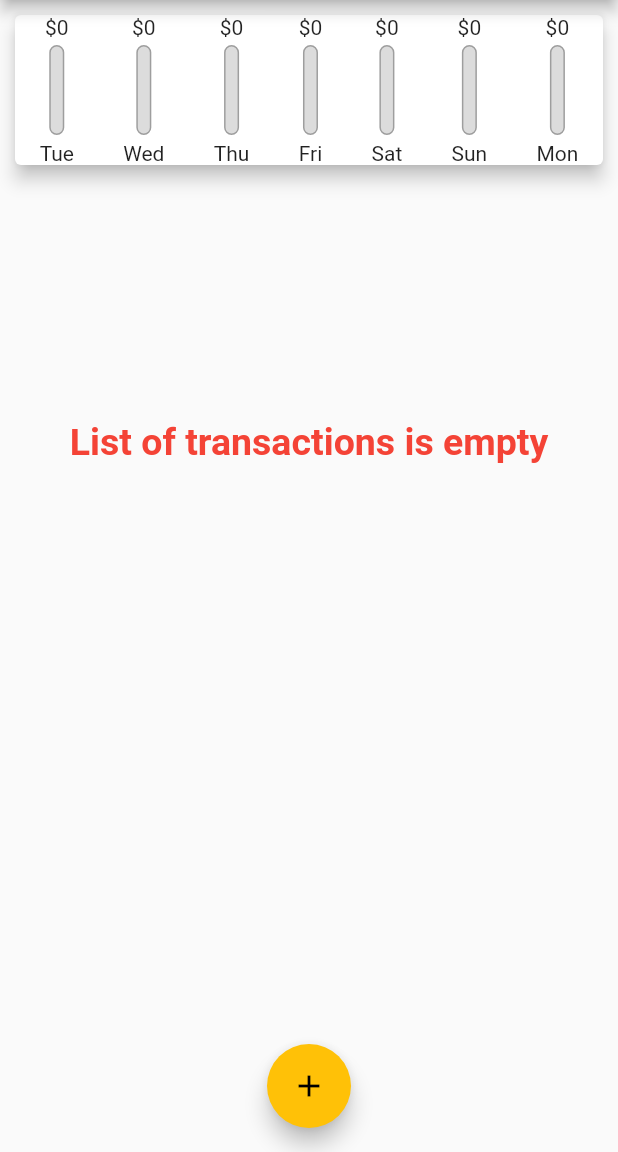
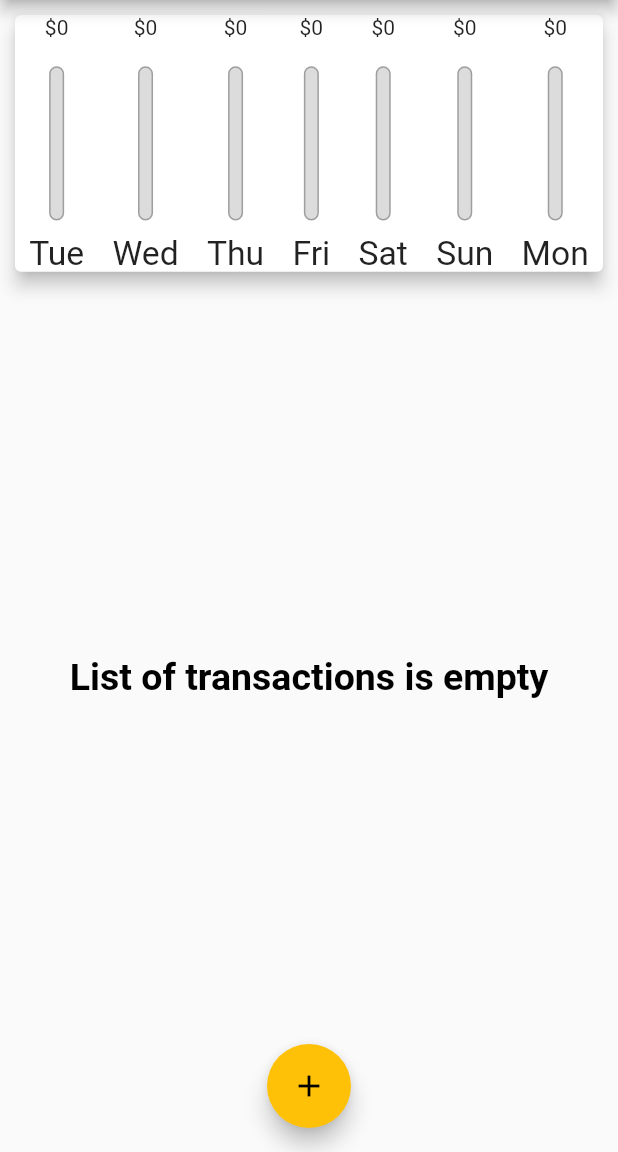
Before and after one commit to t0rn1k3/Expenses_accounting, a Flutter app: the screen it shows after launch, on a phone screen of 412 x 824 dp, the part 84-1236 px from its top. Run offline on Flutter 3.47's test engine with Material 2 defaults, Android fonts, the light colour scheme and no system bars.

Commit message:
add responsive styles in application

```diff
--- a/lib/main.dart
+++ b/lib/main.dart
@@ -6,7 +6,15 @@ import './models/transactions.dart';
 import './widgets/transacrion_list.dart';
 import './widgets/chart.dart';
 
-void main() => runApp(MyApp());
+void main() {
+  // WidgetsFlutterBinding.ensureInitialized();
+  // SystemChrome.setPreferredOrientations([
+  //   DeviceOrientation.portraitUp,
+  //   DeviceOrientation.portraitDown
+  // ]
+  // );
+  runApp(MyApp());
+}
 
 class MyApp extends StatelessWidget {
   @override
@@ -35,6 +43,8 @@ class _HomePageState extends State<HomePage> {
     // Transaction(id: 'a1', title: 'books', amount: 12.60, date: DateTime.now()),
     // Transaction(id: 'a2', title: 'car', amount: 120.60, date: DateTime.now())
   ];
+
+  bool _showCart = false;
 
   List<Transaction> get _recentTransactions {
     return _userTransactions.where((transaction) {
@@ -74,21 +84,54 @@ class _HomePageState extends State<HomePage> {
 
   @override
   Widget build(BuildContext context) {
-    return Scaffold(
-      appBar: AppBar(
+    final isLandScape = MediaQuery.of(context).orientation == Orientation.landscape;
+    final appBar =  AppBar(
         title: Text('Acoounting Expenses'),
         actions: [
           IconButton(
               onPressed: () => startAddNewTransaction(context),
               icon: Icon(Icons.add))
         ],
-      ),
+      );
+    return Scaffold(
+      appBar: appBar,
       body: SingleChildScrollView(
         child: Column(
           // mainAxisAlignment: MainAxisAlignment.spaceAround,
           children: <Widget>[
-            Chart(_recentTransactions),
-            TransactionList(_userTransactions, _deleteTransaction)
+            if(isLandScape) Row(
+              mainAxisAlignment: MainAxisAlignment.center,
+              children: [
+                Text('Show Chart'),
+                Switch(value: _showCart, onChanged: (val){
+                  setState(() {
+                  _showCart = val;
+                  });
+                })
+              ],
+            ),
+            if(!isLandScape) Container(
+              height: (MediaQuery.of(context).size.height) * 0.3 -
+                      appBar.preferredSize.height -
+                      MediaQuery.of(context).padding.top,
+              child: Chart(_recentTransactions),
+            ),
+            if(!isLandScape) Container(
+              height: (MediaQuery.of(context).size.height) * 0.7 -
+                      appBar.preferredSize.height -
+                      MediaQuery.of(context).padding.top,
+              child: TransactionList(_userTransactions, _deleteTransaction)),
+            if(isLandScape)_showCart ? Container(
+              height: (MediaQuery.of(context).size.height) * 0.7 -
+                      appBar.preferredSize.height -
+                      MediaQuery.of(context).padding.top,
+              child: Chart(_recentTransactions),
+            ) :
+            Container(
+              height: (MediaQuery.of(context).size.height) * 0.7 -
+                      appBar.preferredSize.height -
+                      MediaQuery.of(context).padding.top,
+              child: TransactionList(_userTransactions, _deleteTransaction))
           ],
         ),
       ),
--- a/lib/widgets/chart_bar.dart
+++ b/lib/widgets/chart_bar.dart
@@ -10,12 +10,16 @@ class ChartBar extends StatelessWidget {
   @override
   Widget build(BuildContext context) {
     print("spendingPctOfAmount: $spendingPctOfAmount");
-    return Column(
+    return LayoutBuilder(
+      builder: (context, constraints){
+        return Column(
       children: [
-        Text('\$${spendingAmount.toStringAsFixed(0)}'),
-        SizedBox(height: 4),
         Container(
-          height: 60,
+          height: constraints.maxHeight * 0.15,
+          child: Text('\$${spendingAmount.toStringAsFixed(0)}')),
+        SizedBox(height: constraints.maxHeight * 0.05),
+        Container(
+          height: constraints.maxHeight * 0.6,
           width: 10,
           child: Stack(children: [
             Container(
@@ -36,9 +40,14 @@ class ChartBar extends StatelessWidget {
             )
           ]),
         ),
-        SizedBox(height: 4),
-        Text(label)
+        SizedBox(height: constraints.maxHeight * 0.05),
+        Container(
+          height: constraints.maxHeight * 0.15,
+          child: FittedBox(
+            child: Text(label)))
       ],
     );
+    });
+
   }
 }
--- a/lib/widgets/transacrion_list.dart
+++ b/lib/widgets/transacrion_list.dart
@@ -12,13 +12,12 @@ class TransactionList extends StatelessWidget {
   @override
   Widget build(BuildContext context) {
     return Container(
-      height: 350,
       child: transactions.isEmpty
           ? Center(
               child: Text(
                 'List of transactions is empty',
                 style: TextStyle(
-                    color: Colors.red,
+                    color: Colors.black,
                     fontSize: 25,
                     fontWeight: FontWeight.bold),
               ),
```
